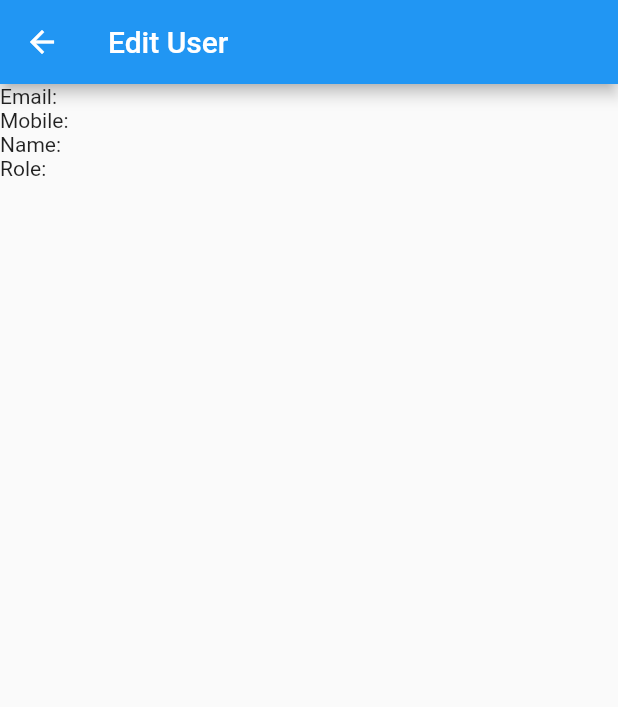
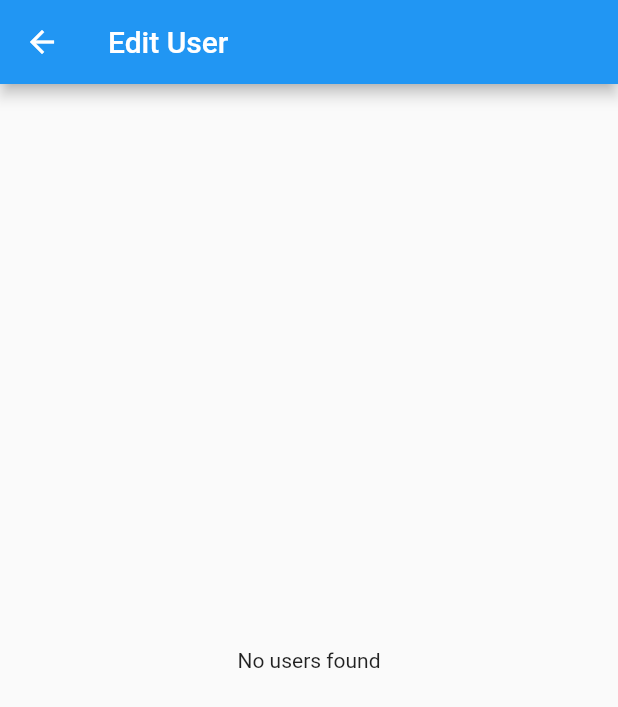
Before and after one commit to chewjiaseng/insurance, a Flutter app: the EditUserPage screen opened directly, on a phone screen of 412 x 824 dp. Shown: the top 707 px of the screen. Run offline on Flutter 3.47's test engine with Material 2 defaults, Android fonts, the light colour scheme and no system bars; our stand-ins replace cloud_firestore, firebase_auth, firebase_core; accounts and stored records are empty.

Commit message:
commit done by MX

```diff
--- a/lib/adminFile/edit_user.dart
+++ b/lib/adminFile/edit_user.dart
@@ -1,5 +1,4 @@
 import 'package:flutter/material.dart';
-import 'package:firebase_auth/firebase_auth.dart';
 import 'package:cloud_firestore/cloud_firestore.dart';
 
 class EditUserPage extends StatelessWidget {
@@ -9,8 +8,8 @@ class EditUserPage extends StatelessWidget {
       appBar: AppBar(
         title: Text('Edit User'),
       ),
-      body: FutureBuilder<DocumentSnapshot>(
-        future: getUserData(),
+      body: FutureBuilder<List<Map<String, dynamic>>>(
+        future: getUsers(),
         builder: (context, snapshot) {
           if (snapshot.connectionState == ConnectionState.waiting) {
             return Center(child: CircularProgressIndicator());
@@ -20,54 +19,30 @@ class EditUserPage extends StatelessWidget {
             return Center(child: Text('Error: ${snapshot.error}'));
           }
 
-          // Access the user data from the snapshot
-          final userData = snapshot.data?.data() as Map<String, dynamic>?;
+          final users = snapshot.data;
 
-          if (userData == null) {
-            return Center(child: Text('No user data found'));
+          if (users == null || users.isEmpty) {
+            return Center(child: Text('No users found'));
           }
 
-          return Column(
-            crossAxisAlignment: CrossAxisAlignment.start,
-            children: [
-              Text('Email: ${userData['email'] ?? 'N/A'}'),
-              Text('Mobile: ${userData['mobile'] ?? 'N/A'}'),
-              Text('Name: ${userData['name'] ?? 'N/A'}'),
-              Text('Role: ${userData['role'] ?? 'N/A'}'),
-            ],
+          return ListView.builder(
+            itemCount: users.length,
+            itemBuilder: (context, index) {
+              final user = users[index];
+              return ListTile(
+                title: Text('Name: ${user['name'] ?? 'N/A'}'),
+                subtitle: Text('Email: ${user['email'] ?? 'N/A'}'),
+                trailing: Text('Role: ${user['rool'] ?? 'N/A'}'),
+              );
+            },
           );
         },
       ),
     );
   }
 
-Future<DocumentSnapshot> getUserData() async {
-  final user = FirebaseAuth.instance.currentUser;
-  if (user != null) {
-    final userId = user.uid;
-    final userDoc = await FirebaseFirestore.instance.collection('users').doc(userId).get();
-    if (userDoc.exists) {
-      return userDoc;
-    } else {
-      throw Exception('User data not found');
-    }
-  } else {
-    // Wait for user authentication state to change
-    await FirebaseAuth.instance.authStateChanges().firstWhere((user) => user != null);
-
-    // User is now authenticated, retrieve the user's data
-    final user = FirebaseAuth.instance.currentUser;
-    if (user != null) {
-      final userId = user.uid;
-      final userDoc = await FirebaseFirestore.instance.collection('users').doc(userId).get();
-      if (userDoc.exists) {
-        return userDoc;
-      } else {
-        throw Exception('User data not found');
-      }
-    } else {
-      throw Exception('User not authenticated');
-    }
+  Future<List<Map<String, dynamic>>> getUsers() async {
+    final snapshot = await FirebaseFirestore.instance.collection('users').get();
+    return snapshot.docs.map((doc) => doc.data() as Map<String, dynamic>).toList();
   }
- }
 }
--- a/lib/register.dart
+++ b/lib/register.dart
@@ -400,7 +400,7 @@ postDetailsToFirestore(String email, String name, String mobile, String role) as
     'email': emailController.text,
     'name': name,
     'mobile': mobile,
-    'role': role
+    'rool': rool,
   });
   Navigator.pushReplacement(
     context,
```
